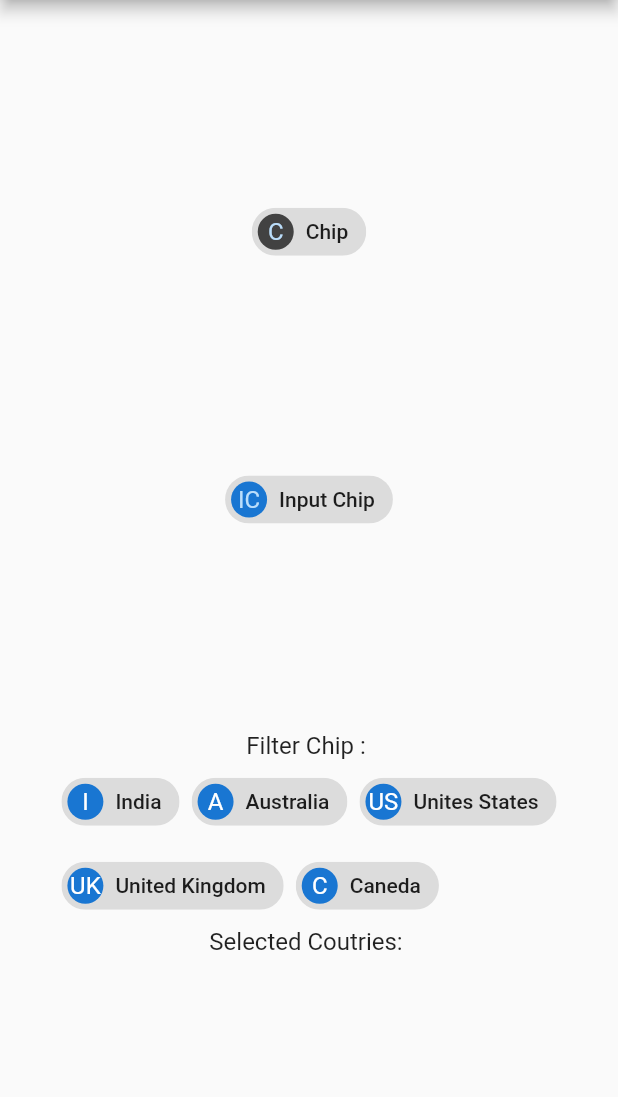
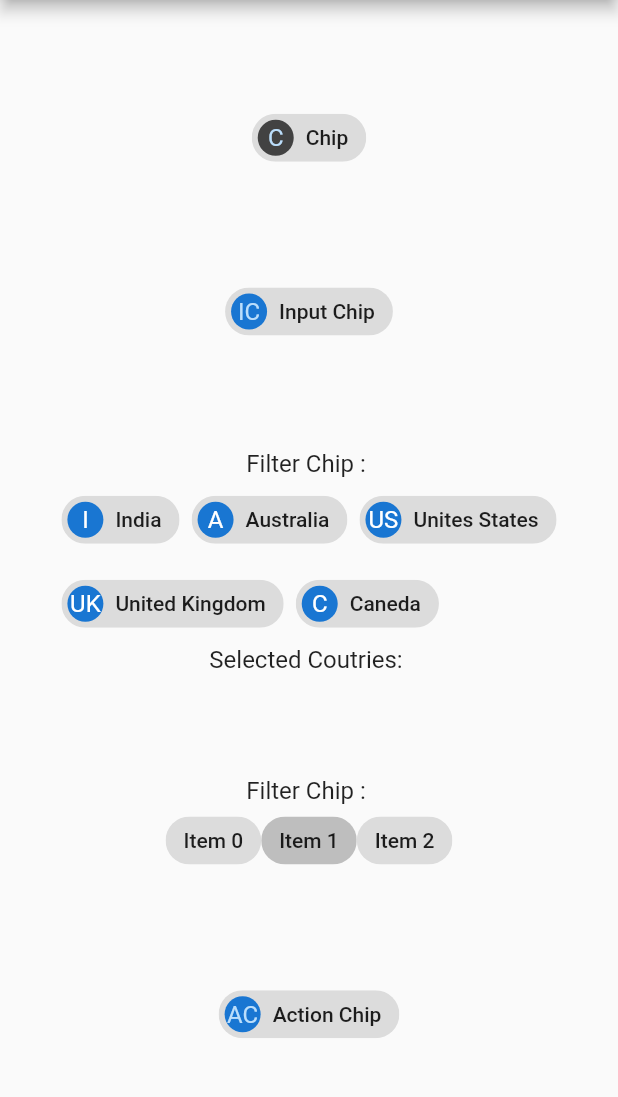
Before and after one commit to 1priyank1/flutter-demos, a Flutter app: the screen it shows after launch, on a phone screen of 412 x 824 dp, the part 84-1181 px from its top. Run offline on Flutter 3.47's test engine with Material 2 defaults, Android fonts, the light colour scheme and no system bars.

Commit message:
Chip widget demo added

```diff
--- a/chip_widget/lib/main.dart
+++ b/chip_widget/lib/main.dart
@@ -34,6 +34,7 @@ class _MyHomePageState extends State<MyHomePage> {
     const ActorFilterEntry('Caneda', 'C')
   ];
   List<String> _filters = <String>[];
+  int _value = 1;
 
   @override
   Widget build(BuildContext context) {
@@ -48,6 +49,7 @@ class _MyHomePageState extends State<MyHomePage> {
            crossAxisAlignment: CrossAxisAlignment.center,
           mainAxisAlignment: MainAxisAlignment.spaceEvenly,
           children: <Widget>[
+            // Chip widget
             new Chip(
                 label: new Text('Chip'),
                 avatar: new CircleAvatar(
@@ -55,6 +57,7 @@ class _MyHomePageState extends State<MyHomePage> {
                   child: new Text('C'),
                 ),
             ),
+            // InputChip widget
             new InputChip(
                 label: new Text("Input Chip"),
                 avatar: new CircleAvatar(
@@ -65,6 +68,7 @@ class _MyHomePageState extends State<MyHomePage> {
                   print("I am an Inpit chip.");
                 },
             ),
+            // FilterChip widget
             new Column(
               mainAxisAlignment: MainAxisAlignment.center,
               children: <Widget>[
@@ -75,12 +79,45 @@ class _MyHomePageState extends State<MyHomePage> {
                 new Text('Selected Coutries: ${_filters.join(', ')}', style: textStyle ),
               ],
             ),
+            // ChoiceChip widget
+            new Column(
+              mainAxisAlignment: MainAxisAlignment.center,
+              children: <Widget>[
+                new Text('Filter Chip : ', style: textStyle),
+                new Wrap(
+                  children: new List<Widget>.generate(3, (int index) {
+                      return new ChoiceChip(
+                          label: new Text("Item $index"),
+                          selected: _value == index,
+                          onSelected: (bool selected) {
+                            setState(() {
+                              _value = selected ? index : null;
+                            });
+                          },
+                      );
+                    }
+                  ).toList()
+                ),
+              ],
+            ),
+            // ActionChip widget
+            new ActionChip(
+              label: new Text("Action Chip"),
+              avatar: new CircleAvatar(
+                backgroundColor: Colors.blue.shade700,
+                child: new Text("AC"),
+              ),
+              onPressed: (){
+                print("I am an Action chip.");
+              },
+            ),
           ],
         ),
       ),
     );
   }
 
+  // Returns list of FilterChip widgets
   Iterable<Widget> get actorWidgets sync* {
     for (ActorFilterEntry actor in _cast) {
       yield new Padding(
```
